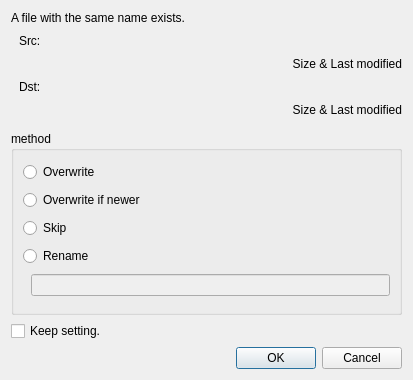
Before: the Qt Designer form overwritedialog.ui in haraki/farman, drawn with Qt 5.
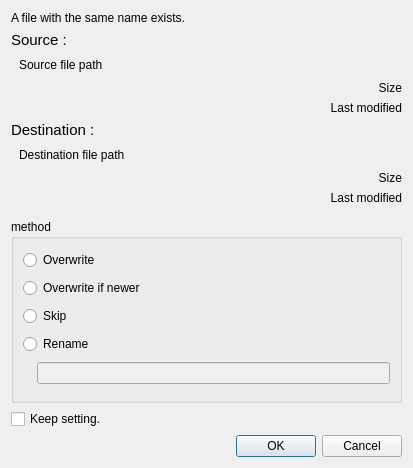
After: the same form once the commit is applied.

```diff
--- a/overwritedialog.ui
+++ b/overwritedialog.ui
@@ -7,7 +7,7 @@
     <x>0</x>
     <y>0</y>
     <width>413</width>
-    <height>380</height>
+    <height>468</height>
    </rect>
   </property>
   <property name="windowTitle">
@@ -27,6 +27,18 @@
      </property>
     </widget>
    </item>
+   <item>
+    <widget class="QLabel" name="srcLabel">
+     <property name="font">
+      <font>
+       <pointsize>11</pointsize>
+      </font>
+     </property>
+     <property name="text">
+      <string>Source : </string>
+     </property>
+    </widget>
+   </item>
    <item>
     <layout class="QHBoxLayout" name="srcLabelHorizontalLayout">
      <item>
@@ -48,7 +60,7 @@
      <item>
       <widget class="QLabel" name="srcFilePathLabel">
        <property name="text">
-        <string>Src:</string>
+        <string>Source file path</string>
        </property>
       </widget>
      </item>
@@ -57,13 +69,35 @@
    <item>
     <widget class="QLabel" name="srcInfoLabel">
      <property name="text">
-      <string>Size &amp; Last modified</string>
+      <string>Size</string>
      </property>
      <property name="alignment">
       <set>Qt::AlignRight|Qt::AlignTrailing|Qt::AlignVCenter</set>
      </property>
     </widget>
    </item>
+   <item>
+    <widget class="QLabel" name="srcLastModifiedLabel">
+     <property name="text">
+      <string>Last modified</string>
+     </property>
+     <property name="alignment">
+      <set>Qt::AlignRight|Qt::AlignTrailing|Qt::AlignVCenter</set>
+     </property>
+    </widget>
+   </item>
+   <item>
+    <widget class="QLabel" name="dstLabel">
+     <property name="font">
+      <font>
+       <pointsize>11</pointsize>
+      </font>
+     </property>
+     <property name="text">
+      <string>Destination : </string>
+     </property>
+    </widget>
+   </item>
    <item>
     <layout class="QHBoxLayout" name="dstLabelHorizontalLayout">
      <item>
@@ -85,7 +119,7 @@
      <item>
       <widget class="QLabel" name="dstFilePathLabel">
        <property name="text">
-        <string>Dst:</string>
+        <string>Destination file path</string>
        </property>
       </widget>
      </item>
@@ -94,7 +128,17 @@
    <item>
     <widget class="QLabel" name="dstInfoLabel">
      <property name="text">
-      <string>Size &amp; Last modified</string>
+      <string>Size</string>
+     </property>
+     <property name="alignment">
+      <set>Qt::AlignRight|Qt::AlignTrailing|Qt::AlignVCenter</set>
+     </property>
+    </widget>
+   </item>
+   <item>
+    <widget class="QLabel" name="dstLastModifiedLabel">
+     <property name="text">
+      <string>Last modified</string>
      </property>
      <property name="alignment">
       <set>Qt::AlignRight|Qt::AlignTrailing|Qt::AlignVCenter</set>
@@ -128,61 +172,57 @@
      <property name="title">
       <string>method</string>
      </property>
-     <layout class="QVBoxLayout" name="verticalLayout_3">
-      <item>
-       <widget class="QRadioButton" name="methodOverwriteRadioButton">
-        <property name="text">
-         <string>Overwrite</string>
-        </property>
-       </widget>
-      </item>
-      <item>
-       <widget class="QRadioButton" name="methodOverwriteIfNewerRadioButton">
-        <property name="text">
-         <string>Overwrite if newer</string>
-        </property>
-       </widget>
-      </item>
-      <item>
+     <layout class="QGridLayout" name="gridLayout">
+      <item row="2" column="0" colspan="2">
        <widget class="QRadioButton" name="methodSkipRadioButton">
         <property name="text">
          <string>Skip</string>
         </property>
        </widget>
       </item>
-      <item>
+      <item row="4" column="1">
+       <widget class="QLineEdit" name="renameLineEdit">
+        <property name="enabled">
+         <bool>false</bool>
+        </property>
+       </widget>
+      </item>
+      <item row="0" column="0" colspan="2">
+       <widget class="QRadioButton" name="methodOverwriteRadioButton">
+        <property name="text">
+         <string>Overwrite</string>
+        </property>
+       </widget>
+      </item>
+      <item row="3" column="0" colspan="2">
        <widget class="QRadioButton" name="methodRenameRadioButton">
         <property name="text">
          <string>Rename</string>
         </property>
        </widget>
       </item>
-      <item>
-       <layout class="QHBoxLayout" name="horizontalLayout">
-        <item>
-         <spacer name="horizontalSpacer">
-          <property name="orientation">
-           <enum>Qt::Horizontal</enum>
-          </property>
-          <property name="sizeType">
-           <enum>QSizePolicy::Fixed</enum>
-          </property>
-          <property name="sizeHint" stdset="0">
-           <size>
-            <width>8</width>
-            <height>20</height>
-           </size>
-          </property>
-         </spacer>
-        </item>
-        <item>
-         <widget class="QLineEdit" name="renameLineEdit">
-          <property name="enabled">
-           <bool>false</bool>
-          </property>
-         </widget>
-        </item>
-       </layout>
+      <item row="4" column="0">
+       <spacer name="horizontalSpacer">
+        <property name="orientation">
+         <enum>Qt::Horizontal</enum>
+        </property>
+        <property name="sizeType">
+         <enum>QSizePolicy::Fixed</enum>
+        </property>
+        <property name="sizeHint" stdset="0">
+         <size>
+          <width>8</width>
+          <height>20</height>
+         </size>
+        </property>
+       </spacer>
+      </item>
+      <item row="1" column="0" colspan="2">
+       <widget class="QRadioButton" name="methodOverwriteIfNewerRadioButton">
+        <property name="text">
+         <string>Overwrite if newer</string>
+        </property>
+       </widget>
       </item>
      </layout>
     </widget>
```
Left out of the diff: 6 changed lines with no effect on the pictures.
